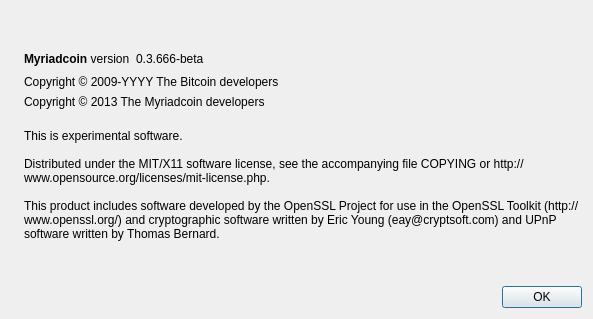
The window that src/qt/forms/aboutdialog.ui (digibyte/digibyte) describes before a commit, drawn with Qt 5.
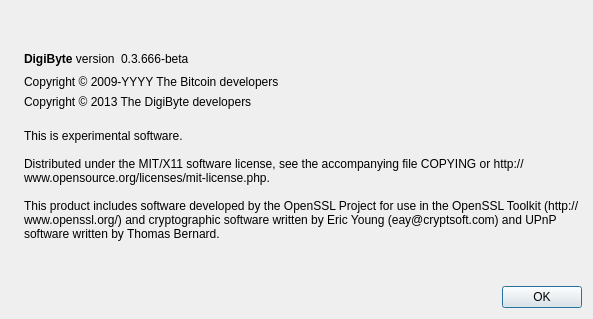
The same window after the commit. Icons and pictures are not drawn.

Diff of the .ui file:
```diff
--- a/src/qt/forms/aboutdialog.ui
+++ b/src/qt/forms/aboutdialog.ui
@@ -50,7 +50,7 @@
           <cursorShape>IBeamCursor</cursorShape>
          </property>
          <property name="text">
-          <string>&lt;b&gt;Myriadcoin&lt;/b&gt; version</string>
+          <string>&lt;b&gt;DigiByte&lt;/b&gt; version</string>
          </property>
          <property name="textInteractionFlags">
           <set>Qt::LinksAccessibleByMouse|Qt::TextSelectableByKeyboard|Qt::TextSelectableByMouse</set>
@@ -107,7 +107,7 @@
         <cursorShape>IBeamCursor</cursorShape>
        </property>
        <property name="text">
-        <string notr="true">Copyright &amp;copy; 2013 The Myriadcoin developers</string>
+        <string notr="true">Copyright &amp;copy; 2013 The DigiByte developers</string>
        </property>
        <property name="textFormat">
         <enum>Qt::RichText</enum>
```
Left out of the diff: 2 changed lines with no effect on the pictures.
